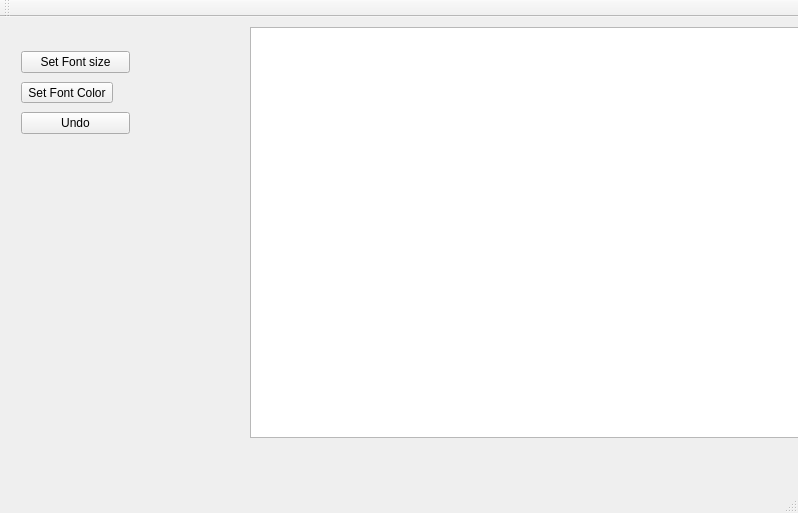
Qt form ppo/lab3/MainWindow.ui (akapust1n/university) before a commit.
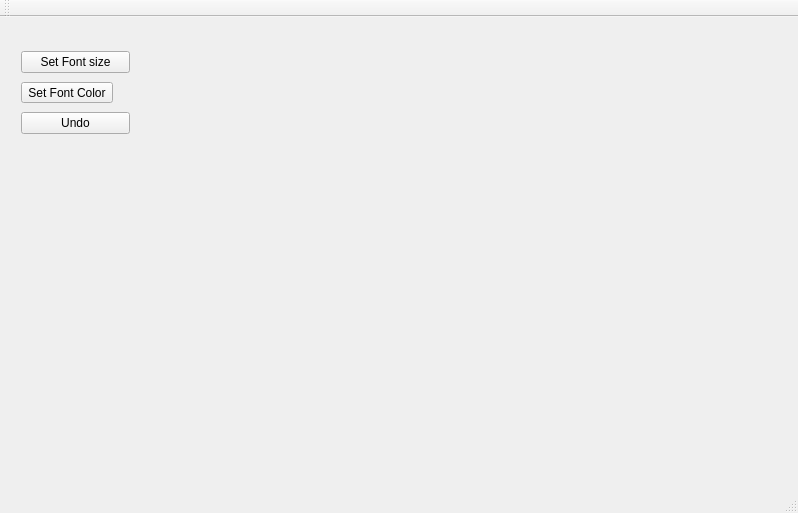
The same form after that commit.

Commit message: add tree wrapper

What changed in the file:
```diff
--- a/ppo/lab3/MainWindow.ui
+++ b/ppo/lab3/MainWindow.ui
@@ -14,16 +14,6 @@
    <string>MainWindow</string>
   </property>
   <widget class="QWidget" name="centralWidget">
-   <widget class="QTreeView" name="treeView">
-    <property name="geometry">
-     <rect>
-      <x>250</x>
-      <y>10</y>
-      <width>551</width>
-      <height>411</height>
-     </rect>
-    </property>
-   </widget>
    <widget class="QWidget" name="verticalLayoutWidget">
     <property name="geometry">
      <rect>
@@ -67,6 +57,16 @@
      </rect>
     </property>
    </widget>
+   <widget class="QWidget" name="treeWidget" native="true">
+    <property name="geometry">
+     <rect>
+      <x>220</x>
+      <y>10</y>
+      <width>571</width>
+      <height>431</height>
+     </rect>
+    </property>
+   </widget>
   </widget>
   <widget class="QMenuBar" name="menuBar">
    <property name="geometry">
```
The commit also changes 9 other files.
